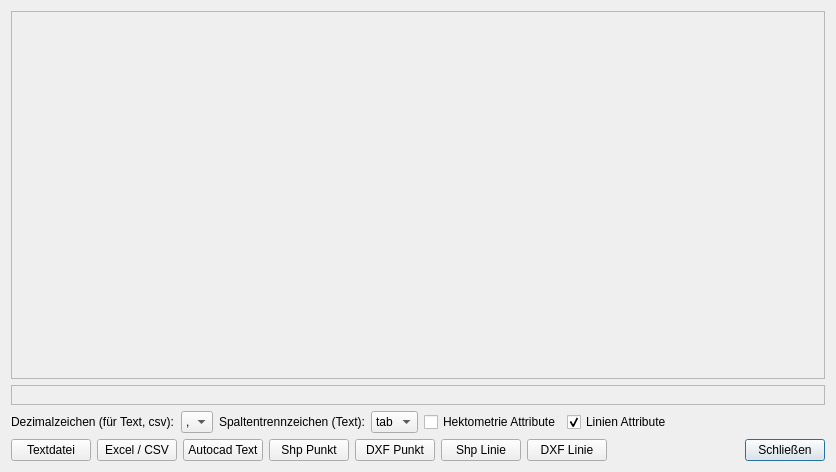
This is VoGisProfilTool/ui/ui_vogisprofiltoolplot.ui in BergWerkGIS/VoGIS-Profil-Tool as Qt 5 draws it before an edit. The edited form follows.
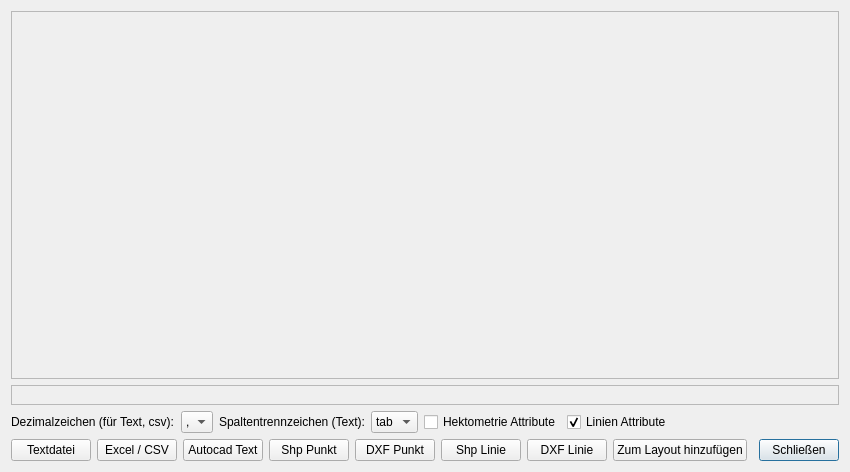
This is the edited form.

```diff
--- a/VoGisProfilTool/ui/ui_vogisprofiltoolplot.ui
+++ b/VoGisProfilTool/ui/ui_vogisprofiltoolplot.ui
@@ -6,7 +6,7 @@
    <rect>
     <x>0</x>
     <y>0</y>
-    <width>836</width>
+    <width>850</width>
     <height>472</height>
    </rect>
   </property>
@@ -19,7 +19,7 @@
   <layout class="QGridLayout" name="gridLayout_2">
    <item row="10" column="0">
     <layout class="QGridLayout" name="gridLayout">
-     <item row="3" column="8">
+     <item row="3" column="9">
       <widget class="QPushButton" name="IDC_bClose">
        <property name="text">
         <string>Schließen</string>
@@ -61,7 +61,7 @@
        </property>
       </widget>
      </item>
-     <item row="2" column="0" colspan="9">
+     <item row="2" column="0" colspan="10">
       <layout class="QHBoxLayout" name="horizontalLayout">
        <item>
         <widget class="QLabel" name="label">
@@ -150,7 +150,7 @@
        </item>
       </layout>
      </item>
-     <item row="0" column="0" colspan="9">
+     <item row="0" column="0" colspan="10">
       <widget class="QFrame" name="IDC_frPlot">
        <property name="sizePolicy">
         <sizepolicy hsizetype="Preferred" vsizetype="Expanding">
@@ -173,7 +173,7 @@
        <layout class="QVBoxLayout" name="verticalLayout_2"/>
       </widget>
      </item>
-     <item row="1" column="0" colspan="9">
+     <item row="1" column="0" colspan="10">
       <widget class="QFrame" name="IDC_frToolbar">
        <property name="frameShape">
         <enum>QFrame::StyledPanel</enum>
@@ -198,7 +198,7 @@
        </property>
       </widget>
      </item>
-     <item row="3" column="7">
+     <item row="3" column="8">
       <spacer name="horizontalSpacer_2">
        <property name="orientation">
         <enum>Qt::Horizontal</enum>
@@ -211,6 +211,13 @@
        </property>
       </spacer>
      </item>
+     <item row="3" column="7">
+      <widget class="QPushButton" name="btnAddLayout">
+       <property name="text">
+        <string>Zum Layout hinzufügen</string>
+       </property>
+      </widget>
+     </item>
     </layout>
    </item>
   </layout>
```
